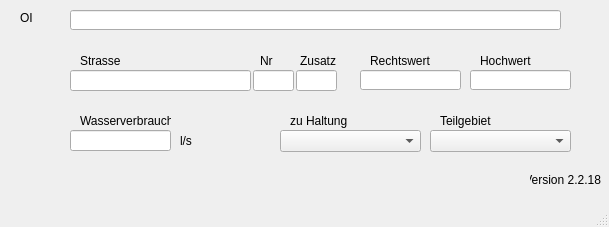
Before: the Qt Designer form qkan/database/templates/swref.ui in hoettges/QKan, drawn with Qt 5.
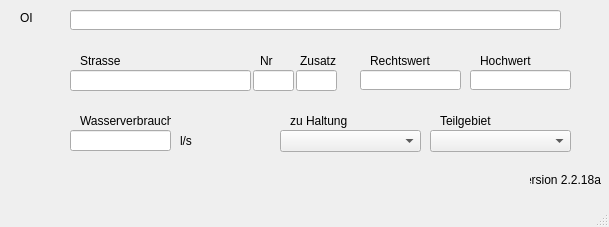
After: the same form once the commit is applied.

What changed in the file:
```diff
--- a/qkan/database/templates/swref.ui
+++ b/qkan/database/templates/swref.ui
@@ -262,7 +262,7 @@
      <string>Version QKan Import</string>
     </property>
     <property name="text">
-     <string>Version 2.2.18</string>
+     <string>Version 2.2.18a</string>
     </property>
     <property name="alignment">
      <set>Qt::AlignRight|Qt::AlignTrailing|Qt::AlignVCenter</set>
```
